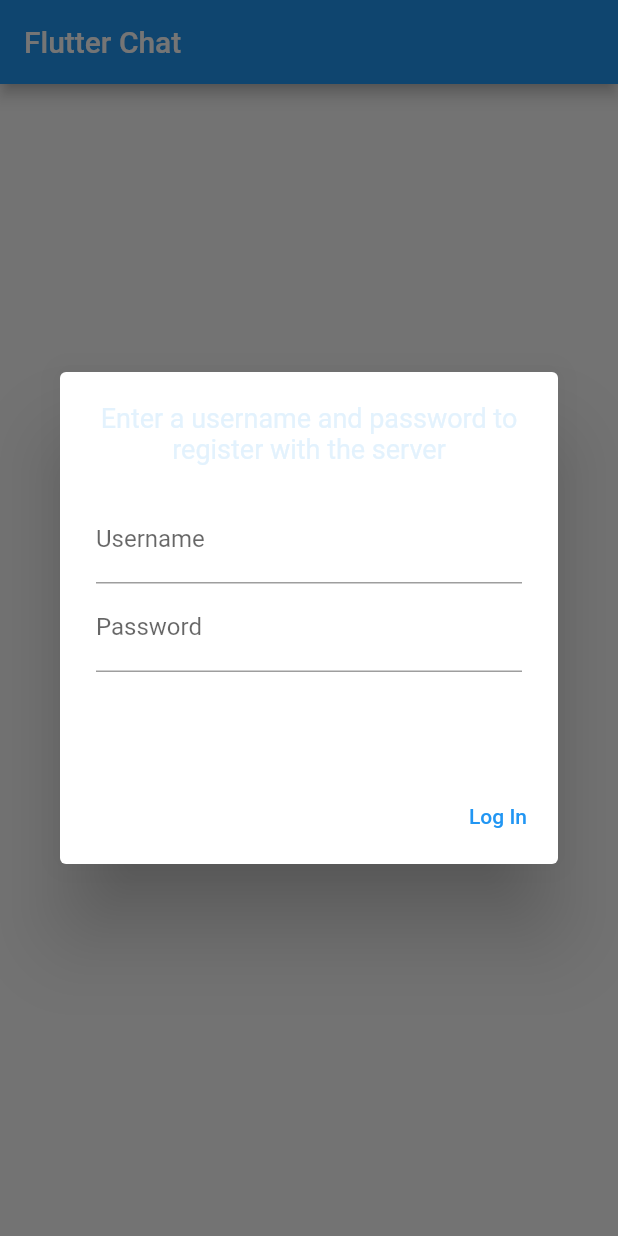
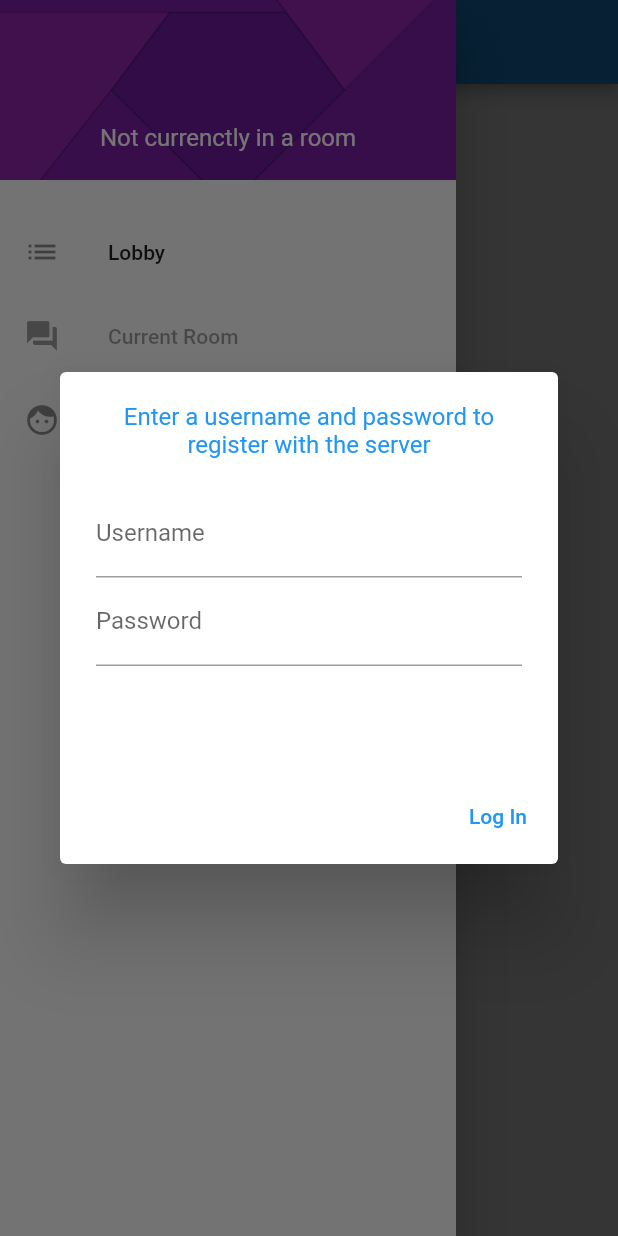
Before and after one commit to AndreDrummer/Fluttter-Chat, a Flutter app: the screen it shows after launch, with the side drawer open (before the commit the screen has no drawer), on a phone screen of 412 x 824 dp. Run offline on Flutter 3.47's test engine with Material 2 defaults, Android fonts, the phone set to English and light mode, and no system bars; our stand-ins replace socket_io_client.

Commit message:
feat(App): finish UI Flutter Chat

```diff
--- a/lib/core/model/model.dart
+++ b/lib/core/model/model.dart
@@ -78,6 +78,8 @@ class FlutterChatModel extends Model {
   }
 
   void setRoomList(final Map inRoomList) {
+    debugPrint("## FlutterChatModel.setRoomList(): inRoomList = $inRoomList");
+
     List rooms = [];
     for (String roomName in inRoomList.keys) {
       Map room = inRoomList[roomName];
--- a/lib/core/routes/app_routes.dart
+++ b/lib/core/routes/app_routes.dart
@@ -1,10 +1,14 @@
 import 'package:flutter/material.dart';
+import 'package:flutter_chat/features/rooms/create_room.dart';
+import 'package:flutter_chat/features/rooms/lobby.dart';
+import 'package:flutter_chat/features/rooms/room.dart';
+import 'package:flutter_chat/features/users/user_list.dart';
 
 class AppRoutes {
   static Map<String, Widget Function(BuildContext)> routes = {
-    '/CreateRoom': (ctx) => const Text('CreateRoom()'),
-    '/UserList': (ctx) => const Text('UserList()'),
-    '/Lobby': (ctx) => const Text('Lobby()'),
-    '/Room': (ctx) => const Text('Room()'),
+    '/CreateRoom': (ctx) => const CreateRoom(),
+    '/UserList': (ctx) => const UserList(),
+    '/Lobby': (ctx) => const Lobby(),
+    '/Room': (ctx) => const Room(),
   };
 }
--- a/lib/core/utils/ui_utils/login_dialog.dart
+++ b/lib/core/utils/ui_utils/login_dialog.dart
@@ -23,6 +23,7 @@ class LoginDialog extends StatelessWidget {
               height: 220,
               child: Form(
                 key: _loginFormKey,
+                child: SingleChildScrollView(
                   child: Column(
                     children: [
                       Text(
@@ -30,8 +31,8 @@ class LoginDialog extends StatelessWidget {
                         textAlign: TextAlign.center,
                         style: TextStyle(
                           color: Theme.of(flutterChatModel.rootBuildContext)
-                            .secondaryHeaderColor,
-                        fontSize: 18,
+                              .primaryColor,
+                          fontSize: 16,
                         ),
                       ),
                       const SizedBox(height: 20),
@@ -71,6 +72,7 @@ class LoginDialog extends StatelessWidget {
                   ),
                 ),
               ),
+            ),
             actions: [
               TextButton(
                 child: const Text('Log In'),
@@ -83,13 +85,13 @@ class LoginDialog extends StatelessWidget {
                           inUserName: _userName,
                           inPassword: _password,
                           inCallback: (inStatus) async {
-                            if (inStatus == 'ok') {
+                            if (inStatus == 'OK') {
                               flutterChatModel.setUserName(_userName);
                               Navigator.of(flutterChatModel.rootBuildContext)
                                   .pop();
                               flutterChatModel
                                   .setGreeting('Welcome back, $_userName!');
-                            } else if (inStatus == 'fail') {
+                            } else if (inStatus == 'Fail') {
                               ScaffoldMessenger.of(
                                       flutterChatModel.rootBuildContext)
                                   .showSnackBar(
@@ -100,7 +102,7 @@ class LoginDialog extends StatelessWidget {
                                       'Sorry, that username is already taken'),
                                 ),
                               );
-                            } else if (inStatus == 'created') {
+                            } else if (inStatus == 'Created') {
                               var credentialsFile = File(
                                 join(
                                   flutterChatModel.docsDir!.path,
@@ -139,10 +141,10 @@ class LoginDialog extends StatelessWidget {
           inUserName: inUserName,
           inPassword: inPassword,
           inCallback: (inStatus) {
-            if (inStatus == 'ok' || inStatus == 'created') {
+            if (inStatus == 'OK' || inStatus == 'created') {
               flutterChatModel.setUserName(inUserName);
               flutterChatModel.setGreeting('Welcome back, $inUserName!');
-            } else if (inStatus == 'fail') {
+            } else if (inStatus == 'Fail') {
               showDialog(
                 context: flutterChatModel.rootBuildContext,
                 barrierDismissible: false,
@@ -154,7 +156,7 @@ class LoginDialog extends StatelessWidget {
                   ),
                   actions: [
                     TextButton(
-                      child: const Text('Ok'),
+                      child: const Text('OK'),
                       onPressed: () {
                         var credentialsFile = File(
                           join(
--- a/lib/features/rooms/create_room.dart
+++ b/lib/features/rooms/create_room.dart
@@ -56,7 +56,7 @@ class _CreateRoomState extends State<CreateRoom> {
                           inPrivate: _private,
                           inCreator: '${flutterChatModel.userName}',
                           inCallback: (inStatus, inRoomList) {
-                            if (inStatus == 'created') {
+                            if (inStatus == 'Created') {
                               flutterChatModel.setRoomList(inRoomList);
                               FocusScope.of(inContext)
                                   .requestFocus(FocusNode());
--- a/lib/features/rooms/lobby.dart
+++ b/lib/features/rooms/lobby.dart
@@ -64,7 +64,7 @@ class Lobby extends StatelessWidget {
                                   inUserName: '${flutterChatModel.userName}',
                                   inRoomName: roomName,
                                   inCallback: (inStatus, inRoomDescriptor) {
-                                    if (inStatus == 'joined') {
+                                    if (inStatus == 'Joined') {
                                       flutterChatModel.setCurrentRoomName(
                                         inRoomDescriptor['roomName'],
                                       );
--- a/lib/main.dart
+++ b/lib/main.dart
@@ -3,8 +3,8 @@ import 'dart:io';
 import 'package:flutter/material.dart';
 import 'package:flutter/widgets.dart';
 import 'package:flutter_chat/core/model/model.dart';
-import 'package:flutter_chat/core/routes/app_routes.dart';
 import 'package:flutter_chat/core/utils/ui_utils/login_dialog.dart';
+import 'package:flutter_chat/features/home/home.dart';
 import 'package:path_provider/path_provider.dart';
 import 'package:path/path.dart';
 import 'package:scoped_model/scoped_model.dart';
@@ -19,7 +19,7 @@ void main() {
     flutterChatModel.docsDir = docsDir;
 
     var credentialsFile = File(
-      join(flutterChatModel.docsDir!.path, "credentils"),
+      join(flutterChatModel.docsDir!.path, "credentials"),
     );
 
     exists = await credentialsFile.exists();
@@ -43,6 +43,7 @@ class FlutterChat extends StatelessWidget {
       theme: ThemeData(
         primarySwatch: Colors.blue,
       ),
+      debugShowCheckedModeBanner: false,
       home: const Scaffold(
         body: FlutterChatMain(),
       ),
@@ -63,19 +64,7 @@ class FlutterChatMain extends StatelessWidget {
       model: flutterChatModel,
       child: ScopedModelDescendant<FlutterChatModel>(
         builder: (context, child, model) {
-          return MaterialApp(
-            routes: AppRoutes.routes,
-            home: Scaffold(
-              appBar: AppBar(
-                title: const Text('Flutter Chat'),
-              ),
-              body: const Center(
-                child: Text(
-                  'Home',
-                ),
-              ),
-            ),
-          );
+          return const Home();
         },
       ),
     );
--- a/pubspec.yaml
+++ b/pubspec.yaml
@@ -30,7 +30,7 @@ dependencies:
   flutter:
     sdk: flutter
   scoped_model: ^2.0.0-nullsafety.0
-  flutter_socket_io: ^0.6.0
+  socket_io_client: ^1.0.1
   path_provider: ^2.0.3
 
 
@@ -61,8 +61,8 @@ flutter:
   uses-material-design: true
 
   # To add assets to your application, add an assets section, like this:
-  # assets:
-  #   - images/a_dot_burr.jpeg
+  assets:
+    - assets/
   #   - images/a_dot_ham.jpeg
 
   # An image asset can refer to one or more resolution-specific "variants", see
```
Also changed, not shown: lib/core/connection/connector.dart (+64 -69 lines), lib/features/rooms/room.dart (+8 -7 lines), pubspec.lock. Lines whose indentation alone changed are shown as unchanged.
